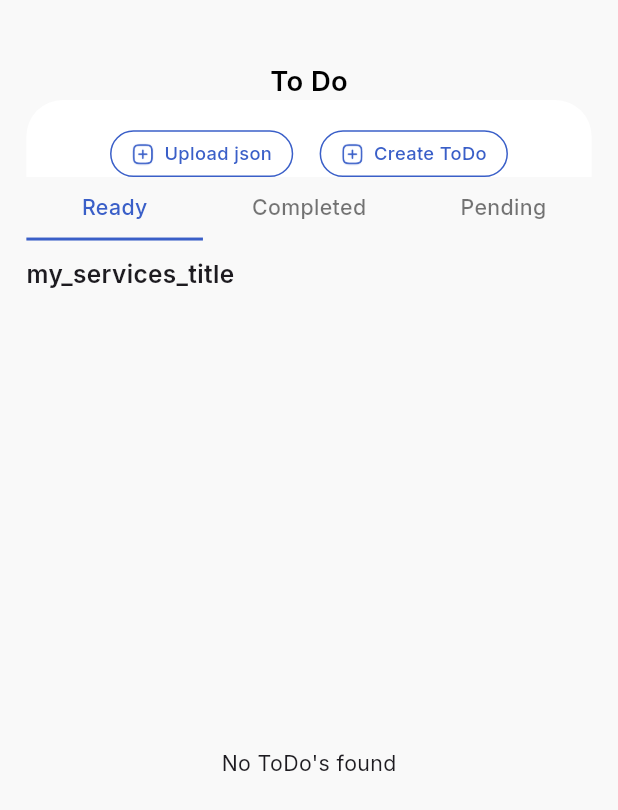
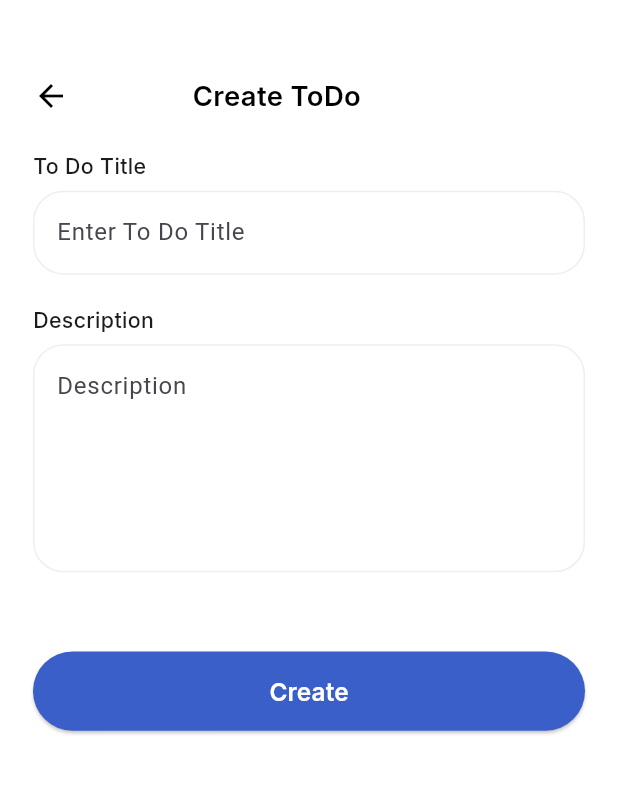
Before and after one commit to TanvirHasanEmn/ToDo, a Flutter app: the TodoScreen screen opened by its route, after a tap on "Create ToDo", on a phone screen of 412 x 824 dp. Shown: the top 810 px of the screen. Run offline on Flutter 3.47's test engine with Material 3 defaults, Android fonts, the phone set to English and light mode, and no system bars; our stand-ins replace flutter_screenutil, get, google_fonts.

Commit message:
initial1

```diff
--- a/lib/core/route/app_route.dart
+++ b/lib/core/route/app_route.dart
@@ -1,16 +1,16 @@
 
 import 'package:get/get_navigation/src/routes/get_route.dart';
 import 'package:get/get_navigation/src/routes/transitions_type.dart';
-import '../../feature/todo/presentation/screens/todo_screen.dart';
+import '../../feature/todo/presentation/screens/create_todo.dart';
+import '../../feature/todo/presentation/screens/todo_main_screen.dart';
 
 class AppRoute {
   static const String todo = '/todo';
+  static const String create = '/create';
 
 
   static final route = [
-    GetPage(
-        name: todo,
-        page: () => const TodoScreen(),
-        transition: Transition.rightToLeft),
+    GetPage(name: todo, page: () => const TodoScreen(), transition: Transition.rightToLeft),
+    GetPage(name: create, page: () => CreateTodo(), transition: Transition.rightToLeft),
   ];
 }
--- a/lib/feature/todo/presentation/screens/create_todo.dart
+++ b/lib/feature/todo/presentation/screens/create_todo.dart
@@ -8,10 +8,10 @@ import '../../../../core/global_widget/custom_button.dart';
 import '../../../../core/utility/app_colors.dart';
 import '../../controller/create_todo_controller.dart';
 
-class CreateServicePage extends StatelessWidget {
+class CreateTodo extends StatelessWidget {
   final CreateServiceController controller = Get.put(CreateServiceController());
 
-  CreateServicePage({super.key});
+  CreateTodo({super.key});
 
   @override
   Widget build(BuildContext context) {
--- a/lib/feature/todo/presentation/screens/todo_screen.dart
+++ b/lib/feature/todo/presentation/screens/todo_main_screen.dart
@@ -3,6 +3,7 @@ import 'package:flutter_screenutil/flutter_screenutil.dart';
 import 'package:get/get.dart';
 import 'package:google_fonts/google_fonts.dart';
 import 'package:todo_assignment/core/global_widget/custom_button_small.dart';
+import '../../../../core/route/app_route.dart';
 import '../../../../core/utility/app_colors.dart';
 import '../../controller/todo_controller.dart';
 import '../../models/ready_pending_completed_model.dart';
@@ -55,8 +56,7 @@ class TodoScreen extends StatelessWidget {
                             CustomButtonSmall(
                               text: "Upload json",
                               onTap: () {
-                                // Your onTap functionality here
-                                print("Create ToDo tapped!");
+
                               },
                             ),
 
@@ -65,8 +65,7 @@ class TodoScreen extends StatelessWidget {
                             CustomButtonSmall(
                               text: "Create ToDo",
                               onTap: () {
-                                // Your onTap functionality here
-                                print("Create ToDo tapped!");
+                                Get.toNamed(AppRoute.create);
                               },
                             ),
 
```
Also changed, not shown: lib/core/global_widget/Custom_container.dart (deleted, +0 -37 lines), lib/core/global_widget/custom_appbar.dart (deleted, +0 -33 lines).
